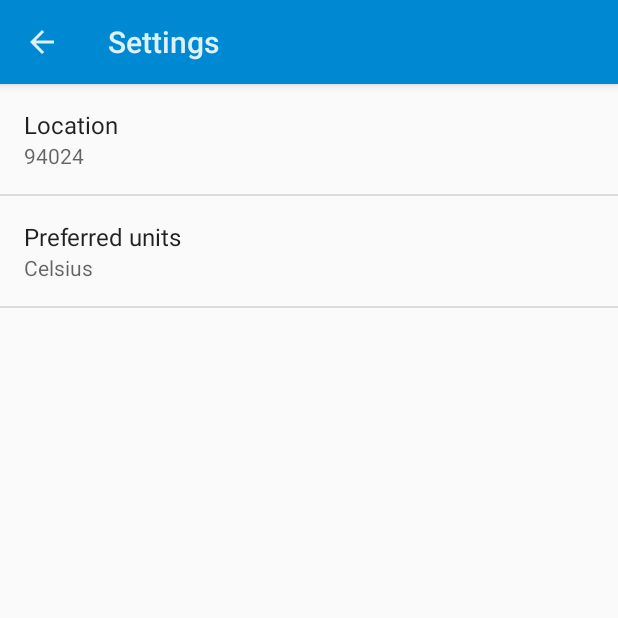
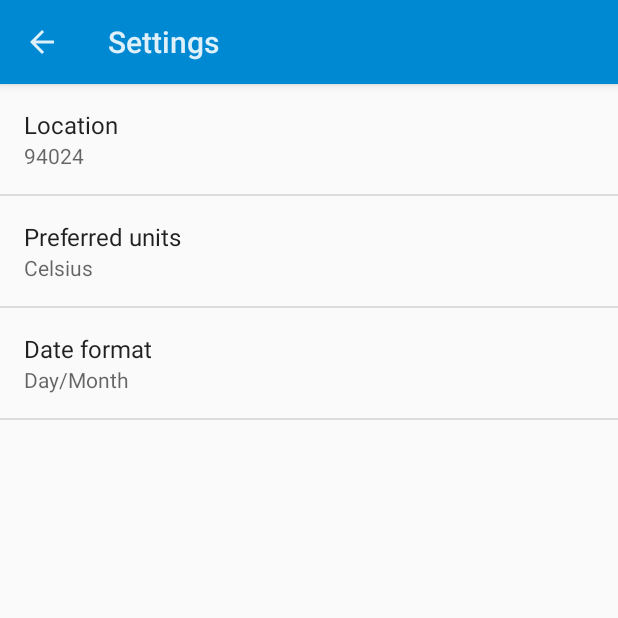
Before and after one commit to GabMus/android-sunrise, an Android app: the screen it shows after launch (SettingsActivity), in the options menu, after a tap on "Settings", on a phone screen of 412 x 824 dp, the top half of it. Run offline under Robolectric (Android 15) with nearby library versions, the phone set to English and light mode, and no system bars.

Commit message:
Added "date format" preference Changed forecast formatting Added "Today" and "Tomorrow" labels as options.

```diff
--- a/app/src/main/java/com/gabmus/sunrise/SettingsActivity.java
+++ b/app/src/main/java/com/gabmus/sunrise/SettingsActivity.java
@@ -30,8 +30,13 @@ public class SettingsActivity extends PreferenceActivity
         // For all preferences, attach an OnPreferenceChangeListener so the UI summary can be
         // updated when the preference changes.
         // DONE: Add preferences
+
+
+
+
         bindPreferenceSummaryToValue(findPreference(getString(R.string.pref_location_key)));
         bindPreferenceSummaryToValue(findPreference(getString(R.string.pref_unit_key)));
+        bindPreferenceSummaryToValue(findPreference(getString(R.string.pref_date_key)));
     }
 
     /**
--- a/app/src/main/res/menu/menu_main.xml
+++ b/app/src/main/res/menu/menu_main.xml
@@ -1,7 +1,7 @@
 <menu xmlns:android="http://schemas.android.com/apk/res/android"
     xmlns:tools="http://schemas.android.com/tools" tools:context=".MainActivity">
     <item android:id="@+id/action_settings" android:title="@string/action_settings"
+        android:orderInCategory="200" android:showAsAction="never" />
+    <item android:id="@+id/action_showonmap" android:title="Show on map"
         android:orderInCategory="100" android:showAsAction="never" />
-    <item android:id="@+id/action_showonmap" android:title="Show on map"
-        android:orderInCategory="200" android:showAsAction="never" />
 </menu>
--- a/app/src/main/res/values/strings.xml
+++ b/app/src/main/res/values/strings.xml
@@ -15,7 +15,14 @@
     <string name="pref_unit_key" translatable="false">unit_key</string>
     <string name="pref_unit_default" translatable="false">1</string>
 
+    <string name="pref_date_label">Date format</string>
+    <string name="pref_date_key" translatable="false">date_key</string>
+    <string name="pref_date_default" translatable="false">1</string>
+
     <string name="connection_error">Network error. Are you offline?</string>
+
+    <string name="label_today">Today</string>
+    <string name="label_tomorrow">Tomorrow</string>
 
     <string-array name="unitValues">
         <item>1</item>
@@ -26,4 +33,15 @@
         <item>Celsius</item>
         <item>Fahrenheit</item>
     </string-array>
+
+    <string-array name="dateValues">
+        <item>1</item>
+        <item>2</item>
+    </string-array>
+
+    <string-array name="dateEntries">
+        <item>Day/Month</item>
+        <item>Month/Day</item>
+    </string-array>
+
 </resources>
--- a/app/src/main/res/xml/pref_general.xml
+++ b/app/src/main/res/xml/pref_general.xml
@@ -17,4 +17,12 @@
         android:defaultValue="1"
     />
 
+    <ListPreference
+        android:title="@string/pref_date_label"
+        android:key="@string/pref_date_key"
+        android:entries="@array/dateEntries"
+        android:entryValues="@array/dateValues"
+        android:defaultValue="1"
+        />
+
 </PreferenceScreen>
```
Also changed, not shown: app/src/main/java/com/gabmus/sunrise/ForecastFragment.java (+22 -7 lines).
